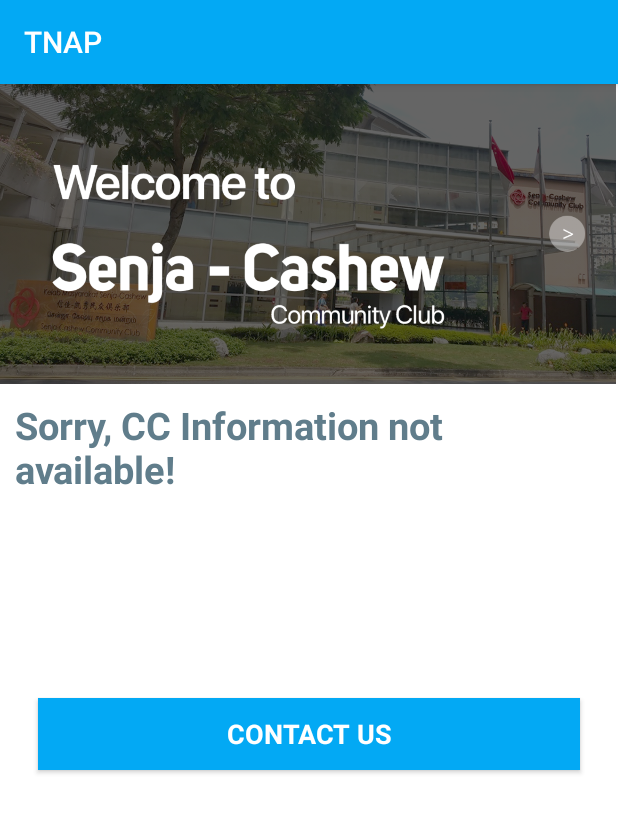
After one commit to lawryyxD/TNAP, an Android app: the CCInfoActivity screen opened directly, with no data from a screen before it, on a phone screen of 412 x 824 dp. The commit adds this screen. Shown: the top 813 px of the screen. Run offline under Robolectric (Android 15) with nearby library versions, the phone set to English and light mode, and no system bars; our stand-ins replace Firebase (no records; nobody signed in at launch, a user with empty details on screens opened directly); 1 statement that could not run was skipped.

Commit message:
Banner loads dynamically + CC Info Page + Calling Functionality Also, now if user creation fails, the user information will not be added to the database. Plus some other cleanup.

```diff
--- a/app/src/main/AndroidManifest.xml
+++ b/app/src/main/AndroidManifest.xml
@@ -1,6 +1,8 @@
 <?xml version="1.0" encoding="utf-8"?>
 <manifest xmlns:android="http://schemas.android.com/apk/res/android"
     package="neighbourhoodapp.tnap.com.tnap">
+
+    <uses-permission android:name="android.permission.CALL_PHONE" />
 
     <application
         android:allowBackup="true"
@@ -33,7 +35,8 @@
             android:name=".MainActivity"
             android:label="@string/title_activity_main"
             android:theme="@style/Theme.AppCompat.NoActionBar" />
-        <activity android:name=".EditProfileActivity"></activity>
+        <activity android:name=".EditProfileActivity" />
+        <activity android:name=".CCInfoActivity"></activity>
     </application>
 
 </manifest>
--- /dev/null
+++ b/app/src/main/java/neighbourhoodapp/tnap/com/tnap/CCInfoActivity.java
@@ -0,0 +1,145 @@
+package neighbourhoodapp.tnap.com.tnap;
+
+import android.content.Intent;
+import android.content.pm.PackageManager;
+import android.net.Uri;
+import android.support.annotation.NonNull;
+import android.support.v4.app.ActivityCompat;
+import android.support.v4.app.FragmentManager;
+import android.support.v4.app.FragmentTransaction;
+import android.support.v4.content.ContextCompat;
+import android.support.v7.app.AppCompatActivity;
+import android.os.Bundle;
+import android.util.Log;
+import android.view.MenuItem;
+import android.view.View;
+import android.widget.AutoCompleteTextView;
+import android.widget.Button;
+import android.widget.ImageView;
+import android.widget.TextView;
+import android.widget.Toast;
+
+import com.google.android.gms.tasks.OnCompleteListener;
+import com.google.android.gms.tasks.Task;
+import com.google.firebase.auth.FirebaseAuth;
+import com.google.firebase.firestore.DocumentReference;
+import com.google.firebase.firestore.DocumentSnapshot;
+import com.google.firebase.firestore.FirebaseFirestore;
+
+import java.util.Map;
+
+public class CCInfoActivity extends AppCompatActivity {
+
+    public final static int MY_PERMISSIONS_REQUEST_CALL_PHONE = 10;
+
+    private ImageView mCCBanner;
+    private TextView mAddressView;
+    private TextView mHoursView;
+    private TextView mWriteupView;
+    private Button mContactButton;
+    private String cc;
+
+    // Firebase instance variables
+    private FirebaseFirestore mDatabase;
+    private Map<String, Object> ccDetails;
+
+    @Override
+    protected void onCreate(Bundle savedInstanceState) {
+        super.onCreate(savedInstanceState);
+        setContentView(R.layout.activity_ccinfo);
+        mCCBanner = (ImageView) findViewById(R.id.cc_info_banner);
+        mAddressView = (TextView) findViewById(R.id.cc_info_address);
+        mHoursView = (TextView) findViewById(R.id.cc_info_hours);
+        mWriteupView = (TextView) findViewById(R.id.cc_info_writeup);
+        mContactButton = (Button) findViewById(R.id.call_cc_button);
+
+        mDatabase = FirebaseFirestore.getInstance();
+        cc = getIntent().getStringExtra("cc");
+
+        switch (cc) {
+            case "Computing CC":
+                mCCBanner.setImageResource(R.drawable.cc_banner_computing);
+                break;
+            case "Business CC":
+                mCCBanner.setImageResource(R.drawable.cc_banner_business);
+                break;
+            default:
+                mCCBanner.setImageResource(R.drawable.cc_banner_senja);
+        }
+
+        DocumentReference docRef = mDatabase.collection("ccs").document(cc);
+        docRef.get().addOnCompleteListener(new OnCompleteListener<DocumentSnapshot>() {
+            @Override
+            public void onComplete(@NonNull Task<DocumentSnapshot> task) {
+                if (task.isSuccessful()) {
+                    DocumentSnapshot document = task.getResult();
+                    if (document.exists()) {
+                        // successfully loaded user info from database
+                        ccDetails = document.getData();
+
+                        // Populate the page with details
+                        mAddressView.setText((String) ccDetails.get("address"));
+                        mHoursView.setText((String) ccDetails.get("hours"));
+                        mWriteupView.setText((String) ccDetails.get("writeup"));
+
+                        mContactButton.setOnClickListener(new View.OnClickListener() {
+                            @Override
+                            public void onClick(View v) {
+                                Intent callIntent = new Intent(Intent.ACTION_CALL);
+                                callIntent.setData(Uri.parse("tel:" + ccDetails.get("phone")));
+                                tryCalling(callIntent);
+                            }
+                        });
+
+                        Log.d("TNAP", "CC data retrieved from Firestore");
+                    } else {
+                        mAddressView.setText("Sorry, CC Information not available!");
+                        Log.d("TNAP", "CC information not loaded");
+                    }
+                } else {
+                    Log.d("TNAP", "Failed to retrieve CC info with error: ", task.getException());
+                }
+            }
+        });
+
+    }
+
+    private void tryCalling(Intent callIntent) {
+        if (callIntent.resolveActivity(getPackageManager()) != null) {
+            if (ContextCompat.checkSelfPermission(this, android.Manifest.permission.CALL_PHONE)
+                    == PackageManager.PERMISSION_GRANTED) {
+                startActivity(callIntent); // permission granted
+            } else {
+                ActivityCompat.requestPermissions(this,
+                        new String[]{android.Manifest.permission.CALL_PHONE},
+                        MY_PERMISSIONS_REQUEST_CALL_PHONE);
+            }
+
+        }
+    }
+
+    @Override
+    public void onRequestPermissionsResult(int requestCode, @NonNull String[] permissions, @NonNull int[] grantResults) {
+        switch (requestCode) {
+            case MY_PERMISSIONS_REQUEST_CALL_PHONE: {
+                // If request is cancelled, the result arrays are empty.
+                if (grantResults.length > 0
+                        && grantResults[0] == PackageManager.PERMISSION_GRANTED) {
+                    // permission was granted, yay! can call alr!
+                } else {
+                    // permission denied, boo! Disable the
+                    // functionality that depends on this permission.
+                    Toast.makeText(this, "Unable to call from app.", Toast.LENGTH_SHORT).show();
+                }
+                return;
+            }
+        }
+    }
+
+    @Override
+    public boolean onOptionsItemSelected(MenuItem item) {
+        onBackPressed();
+        return true;
+    }
+
+}
--- a/app/src/main/java/neighbourhoodapp/tnap/com/tnap/LoginActivity.java
+++ b/app/src/main/java/neighbourhoodapp/tnap/com/tnap/LoginActivity.java
@@ -21,7 +21,6 @@ import com.google.firebase.auth.FirebaseAuth;
 
 public class LoginActivity extends AppCompatActivity {
 
-    // TODO: Add member variables here:
     private FirebaseAuth mAuth;
     // UI references.
     private AutoCompleteTextView mEmailView;
@@ -46,7 +45,6 @@ public class LoginActivity extends AppCompatActivity {
             }
         });
 
-        // TODO: Grab an instance of FirebaseAuth
         mAuth = FirebaseAuth.getInstance();
 
     }
@@ -62,7 +60,6 @@ public class LoginActivity extends AppCompatActivity {
         startActivity(intent);
     }
 
-    // TODO: Complete the attemptLogin() method
     private void attemptLogin() {
 
         final String email = mEmailView.getText().toString();
@@ -71,7 +68,6 @@ public class LoginActivity extends AppCompatActivity {
         if (email.equals("") || password.equals("")) return;
         Toast.makeText(this, "Login in progress...", Toast.LENGTH_SHORT).show();
 
-        // TODO: Use FirebaseAuth to sign in with email & password
         mAuth.signInWithEmailAndPassword(email, password).addOnCompleteListener(this, new OnCompleteListener<AuthResult>() {
             @Override
             public void onComplete(@NonNull Task<AuthResult> task) {
--- /dev/null
+++ b/app/src/main/res/layout/activity_ccinfo.xml
@@ -0,0 +1,80 @@
+<?xml version="1.0" encoding="utf-8"?>
+<android.support.constraint.ConstraintLayout xmlns:android="http://schemas.android.com/apk/res/android"
+    xmlns:app="http://schemas.android.com/apk/res-auto"
+    xmlns:tools="http://schemas.android.com/tools"
+    android:layout_width="match_parent"
+    android:layout_height="match_parent"
+    android:background="@color/icons"
+    tools:context=".CCInfoActivity">
+
+    <!-- TODO: Style the CC Info Page -->
+
+    <ScrollView
+        android:layout_width="match_parent"
+        android:layout_height="match_parent"
+        app:layout_constraintTop_toTopOf="parent"
+        >
+
+        <LinearLayout
+            android:layout_width="match_parent"
+            android:layout_height="wrap_content"
+            android:gravity="top"
+            android:orientation="vertical"
+            tools:context="nap.orbital2018.com.tnap.CCInfoActivity">
+
+            <ImageView
+                android:id="@+id/cc_info_banner"
+                android:layout_width="match_parent"
+                android:layout_height="200dp"
+                android:scaleType="fitStart"
+                android:src="@drawable/cc_loading"/>
+
+            <TextView
+                android:id="@+id/cc_info_address"
+                android:layout_width="match_parent"
+                android:layout_height="wrap_content"
+                android:padding="10dp"
+                android:textColor="@color/accent"
+                android:textIsSelectable="false"
+                android:textSize="25sp"
+                android:textStyle="bold" />
+
+            <TextView
+                android:id="@+id/cc_info_hours"
+                android:layout_width="match_parent"
+                android:layout_height="wrap_content"
+                android:padding="10dp"
+                android:textColor="@color/accent"
+                android:textIsSelectable="false"
+                android:textSize="25sp"
+                android:textStyle="bold" />
+
+            <TextView
+                android:id="@+id/cc_info_writeup"
+                android:layout_width="match_parent"
+                android:layout_height="wrap_content"
+                android:padding="10dp"
+                android:textColor="@color/accent"
+                android:textIsSelectable="false"
+                android:textSize="25sp"
+                android:textStyle="bold" />
+
+            <Button
+                android:id="@+id/call_cc_button"
+                style="?android:textAppearanceMedium"
+                android:layout_width="match_parent"
+                android:layout_height="wrap_content"
+                android:layout_marginLeft="25dp"
+                android:layout_marginRight="25dp"
+                android:layout_marginTop="16dp"
+                android:layout_marginBottom="40dp"
+                android:background="@color/primary"
+                android:text="@string/action_call_cc"
+                android:textColor="@color/icons"
+                android:textStyle="bold" />
+
+        </LinearLayout>
+
+    </ScrollView>
+
+</android.support.constraint.ConstraintLayout>
--- a/app/src/main/res/layout/fragment_events.xml
+++ b/app/src/main/res/layout/fragment_events.xml
@@ -5,7 +5,6 @@
     android:layout_height="match_parent"
     tools:context=".EventsFragment">
 
-    <!-- TODO: Update blank fragment layout -->
     <TextView
         android:layout_width="match_parent"
         android:layout_height="match_parent"
--- a/app/src/main/res/layout/fragment_main.xml
+++ b/app/src/main/res/layout/fragment_main.xml
@@ -7,7 +7,6 @@
     xmlns:app="http://schemas.android.com/apk/res-auto"
     tools:context=".MainFragment">
 
-    <!-- TODO: Update blank fragment layout -->
 <ScrollView
     android:layout_width="match_parent"
     android:layout_height="wrap_content"
@@ -53,7 +52,7 @@
             android:layout_height="200dp"
             android:scaleType="fitStart"
             app:layout_constraintTop_toBottomOf="@id/search_view"
-            android:src="@drawable/cc_banner_senja"/>
+            android:src="@drawable/cc_loading"/>
 
     <TextView
         android:id="@+id/main_cc"
--- a/app/src/main/res/layout/fragment_profile.xml
+++ b/app/src/main/res/layout/fragment_profile.xml
@@ -25,7 +25,6 @@
         android:orientation="vertical">
 
 
-        <!-- TODO: Update blank fragment layout -->
         <ImageView
             android:id="@+id/profile_picture"
             android:layout_width="wrap_content"
--- a/app/src/main/res/layout/fragment_requests.xml
+++ b/app/src/main/res/layout/fragment_requests.xml
@@ -5,7 +5,6 @@
     android:layout_height="match_parent"
     tools:context=".RequestsFragment">
 
-    <!-- TODO: Update blank fragment layout -->
     <TextView
         android:layout_width="match_parent"
         android:layout_height="match_parent"
--- a/app/src/main/res/values/strings.xml
+++ b/app/src/main/res/values/strings.xml
@@ -31,6 +31,8 @@
 
     <string name="action_save_profile">Save Profile</string>
 
+    <string name="action_call_cc">Contact Us</string>
+
     <string-array name="gender_array">
         <item>Gender</item>
         <item>Male</item>
@@ -44,7 +46,6 @@
         <item>NUS Business</item>
     </string-array>
 
-    <!-- TODO: Remove or change this placeholder text -->
     <string name="hello_main_fragment">Loading your CC...</string>
     <string name="hello_events_fragment">Hello events fragment</string>
     <string name="hello_profile_fragment">Loading your profile...</string>
```
Also changed, not shown: app/src/main/java/neighbourhoodapp/tnap/com/tnap/MainFragment.java (+30 -3 lines), app/src/main/java/neighbourhoodapp/tnap/com/tnap/RegisterActivity.java (+22 -20 lines).
